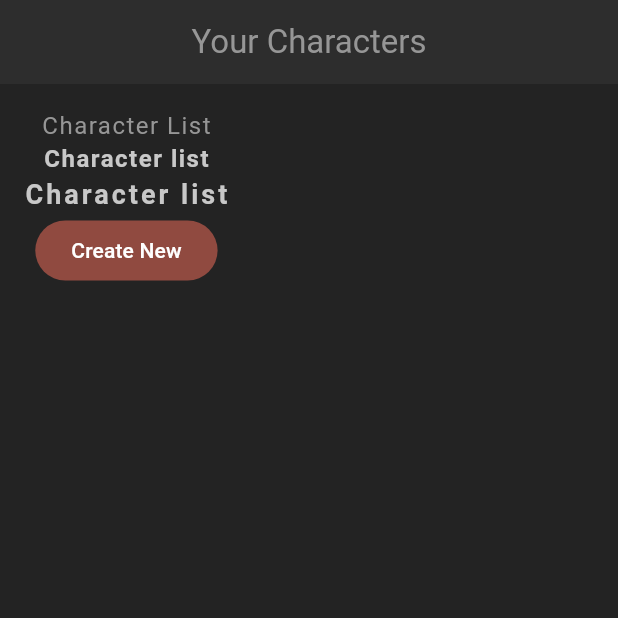
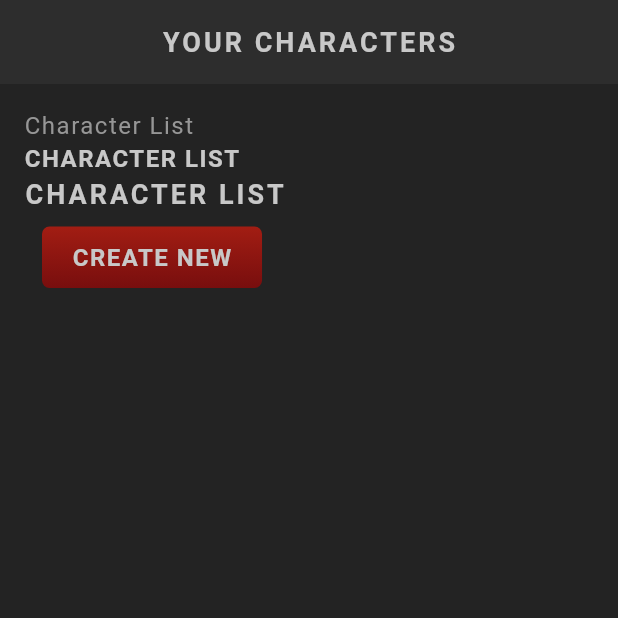
Before and after one commit to tertiussc/FlutterNinja2, a Flutter app: the screen it shows after launch, on a phone screen of 412 x 824 dp, the top half of it. Run offline on Flutter 3.47's test engine with Material 3 defaults, Android fonts, the phone set to English and light mode, and no system bars; our stand-ins replace google_fonts; Roboto replaces fonts that are missing (Kanit).

Commit message:
added and used styled components for text and buttons

```diff
--- a/lib/screens/home/home.dart
+++ b/lib/screens/home/home.dart
@@ -1,5 +1,6 @@
 import 'package:flutter/material.dart';
-import 'package:flutter_rpg/theme.dart';
+import 'package:flutter_rpg/shared/styled_button.dart';
+import 'package:flutter_rpg/shared/styled_text.dart';
 
 class Home extends StatefulWidget {
   const Home({super.key});
@@ -13,23 +14,20 @@ class _HomeState extends State<Home> {
   Widget build(BuildContext context) {
     return Scaffold(
       appBar: AppBar(
-        title: const Text('Your Characters'),
+        title: StyledTitle('Your Characters'),
         centerTitle: true,
       ),
       body: Container(
         padding: const EdgeInsets.all(16),
         child: Column(
+          crossAxisAlignment: CrossAxisAlignment.start,
           children: [
-            const Text(
-              'Character List',
-            ),
-            Text('Character list',
-                style: Theme.of(context).textTheme.headlineMedium),
-            Text('Character list',
-                style: Theme.of(context).textTheme.titleMedium),
-            FilledButton(
+            StyledText('Character List'),
+            StyledHeading('Character List'),
+            StyledTitle('Character list'),
+            StyledButton(
               onPressed: () {},
-              child: Text('Create New'),
+              child: StyledHeading('Create New'),
             )
           ],
         ),
--- /dev/null
+++ b/lib/shared/styled_button.dart
@@ -0,0 +1,29 @@
+import 'package:flutter/material.dart';
+import 'package:flutter_rpg/theme.dart';
+
+class StyledButton extends StatelessWidget {
+  const StyledButton({super.key, required this.onPressed, required this.child});
+
+  final Function() onPressed;
+  final Widget child;
+
+  @override
+  Widget build(BuildContext context) {
+    return TextButton(
+        onPressed: onPressed,
+        child: Container(
+          padding: EdgeInsets.symmetric(vertical: 10, horizontal: 20),
+          decoration: BoxDecoration(
+              borderRadius: BorderRadius.all(Radius.circular(5)),
+              gradient: LinearGradient(
+                colors: [
+                  AppColors.primaryColor,
+                  AppColors.primaryAccent,
+                ],
+                begin: Alignment.topCenter,
+                end: Alignment.bottomCenter,
+              )),
+          child: child,
+        ));
+  }
+}
--- /dev/null
+++ b/lib/shared/styled_text.dart
@@ -0,0 +1,44 @@
+import 'package:flutter/material.dart';
+import 'package:google_fonts/google_fonts.dart';
+
+class StyledText extends StatelessWidget {
+  final String text;
+  const StyledText(this.text, {super.key});
+
+  @override
+  Widget build(BuildContext context) {
+    return Text(
+      text,
+      style:
+          GoogleFonts.kanit(textStyle: Theme.of(context).textTheme.bodyMedium),
+    );
+  }
+}
+
+class StyledHeading extends StatelessWidget {
+  final String text;
+  const StyledHeading(this.text, {super.key});
+
+  @override
+  Widget build(BuildContext context) {
+    return Text(
+      text.toUpperCase(),
+      style: GoogleFonts.kanit(
+          textStyle: Theme.of(context).textTheme.headlineMedium),
+    );
+  }
+}
+
+class StyledTitle extends StatelessWidget {
+  final String text;
+  const StyledTitle(this.text, {super.key});
+
+  @override
+  Widget build(BuildContext context) {
+    return Text(
+      text.toUpperCase(),
+      style:
+          GoogleFonts.kanit(textStyle: Theme.of(context).textTheme.titleMedium),
+    );
+  }
+}
--- a/pubspec.yaml
+++ b/pubspec.yaml
@@ -34,6 +34,7 @@ dependencies:
   # The following adds the Cupertino Icons font to your application.
   # Use with the CupertinoIcons class for iOS style icons.
   cupertino_icons: ^1.0.8
+  google_fonts: ^6.2.1
 
 dev_dependencies:
   flutter_test:
```
Also changed, not shown: pubspec.lock, 1 other file.
